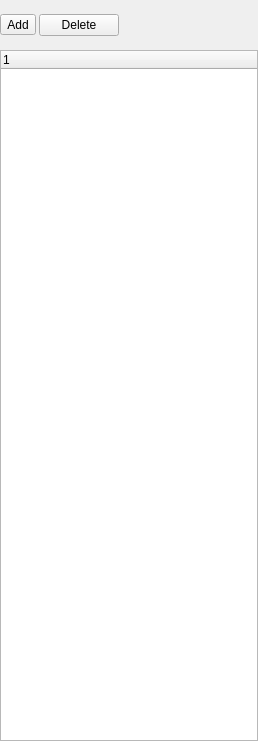
Above: src/widgets/sceneheirarchywidget.ui from jahshaka/Studio before the change. Below: the same form after it.
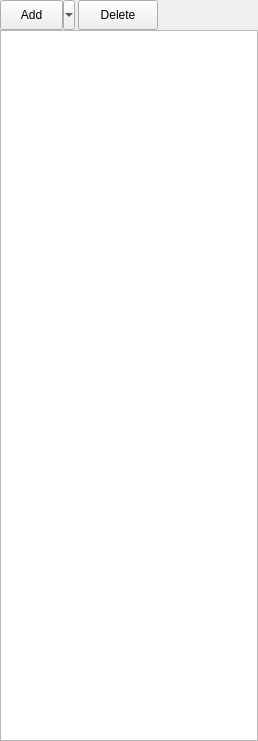
That is the form after the change. Icons and pictures are not drawn.

What changed in the file:
```diff
--- a/src/widgets/sceneheirarchywidget.ui
+++ b/src/widgets/sceneheirarchywidget.ui
@@ -34,9 +34,14 @@
      <property name="minimumSize">
       <size>
        <width>0</width>
-       <height>50</height>
+       <height>30</height>
       </size>
      </property>
+     <property name="styleSheet">
+      <string notr="true">QWidget#widget{
+border: none;
+}</string>
+     </property>
      <layout class="QHBoxLayout" name="horizontalLayout">
       <property name="spacing">
        <number>3</number>
@@ -55,13 +60,38 @@
       </property>
       <item>
        <widget class="QToolButton" name="addBtn">
+        <property name="minimumSize">
+         <size>
+          <width>75</width>
+          <height>30</height>
+         </size>
+        </property>
         <property name="text">
          <string>Add</string>
         </property>
+        <property name="icon">
+         <iconset resource="../../icons.qrc">
+          <normaloff>:/app/icons/add-2.svg</normaloff>:/app/icons/add-2.svg</iconset>
+        </property>
+        <property name="popupMode">
+         <enum>QToolButton::MenuButtonPopup</enum>
+        </property>
+        <property name="toolButtonStyle">
+         <enum>Qt::ToolButtonTextBesideIcon</enum>
+        </property>
+        <property name="arrowType">
+         <enum>Qt::NoArrow</enum>
+        </property>
        </widget>
       </item>
       <item>
        <widget class="QPushButton" name="deleteBtn">
+        <property name="minimumSize">
+         <size>
+          <width>75</width>
+          <height>30</height>
+         </size>
+        </property>
         <property name="text">
          <string>Delete</string>
         </property>
@@ -85,6 +115,9 @@
    </item>
    <item>
     <widget class="QTreeWidget" name="sceneTree">
+     <attribute name="headerVisible">
+      <bool>false</bool>
+     </attribute>
      <column>
       <property name="text">
        <string notr="true">1</string>
```
Left out of the diff: 8 changed lines with no effect on the pictures.
